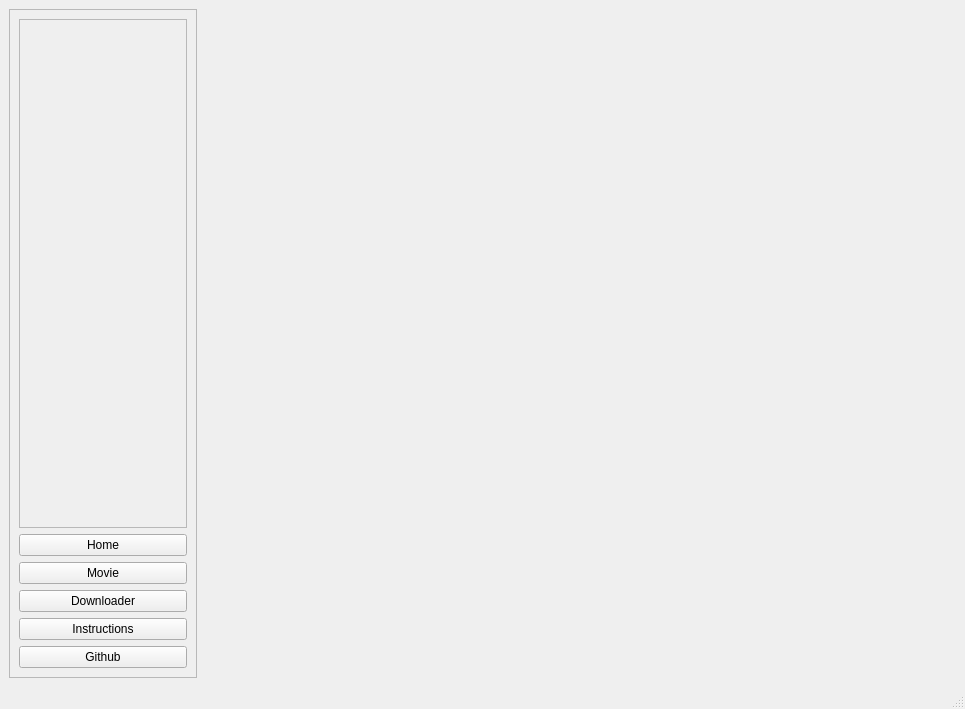
Above: ux.ui from upekshaip/movie-downloader before the change. Below: the same form after it.
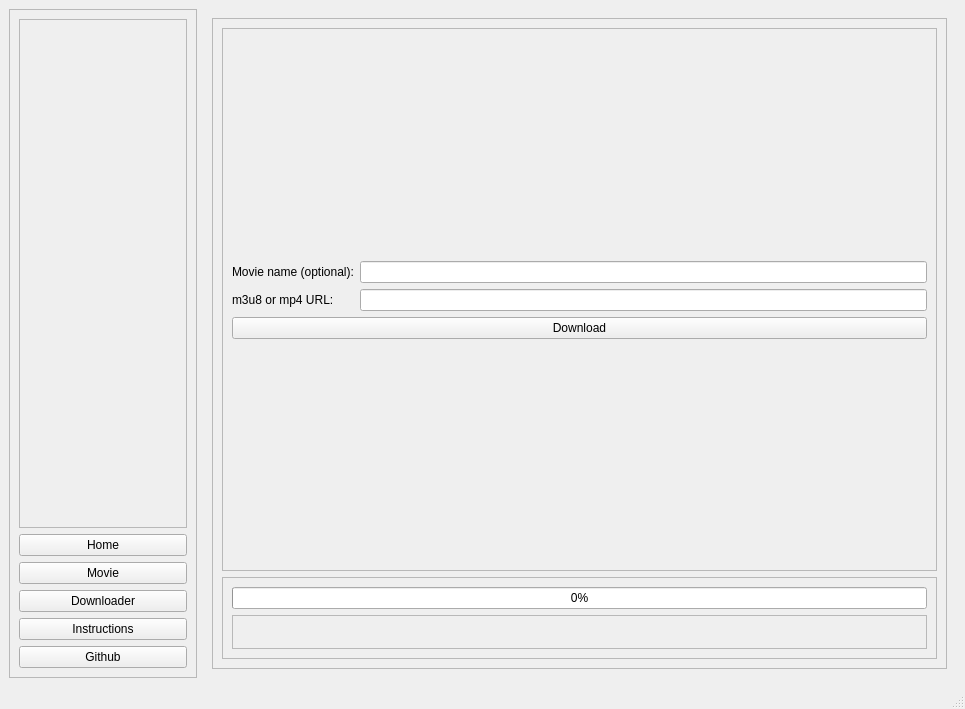
That is the form after the change. The open tabs and pages were chosen to show the change.

The edit to the form file:
```diff
--- a/ux.ui
+++ b/ux.ui
@@ -709,7 +709,102 @@
         </item>
        </layout>
       </widget>
-      <widget class="QWidget" name="downloader_pg"/>
+      <widget class="QWidget" name="downloader_pg">
+       <layout class="QVBoxLayout" name="verticalLayout_8">
+        <item>
+         <widget class="QFrame" name="frame_17">
+          <property name="frameShape">
+           <enum>QFrame::StyledPanel</enum>
+          </property>
+          <property name="frameShadow">
+           <enum>QFrame::Raised</enum>
+          </property>
+          <layout class="QVBoxLayout" name="verticalLayout_10" stretch="1,0">
+           <item>
+            <widget class="QFrame" name="frame_19">
+             <property name="frameShape">
+              <enum>QFrame::StyledPanel</enum>
+             </property>
+             <property name="frameShadow">
+              <enum>QFrame::Raised</enum>
+             </property>
+             <layout class="QFormLayout" name="formLayout_3">
+              <property name="formAlignment">
+               <set>Qt::AlignLeading|Qt::AlignLeft|Qt::AlignVCenter</set>
+              </property>
+              <item row="1" column="0">
+               <widget class="QLabel" name="label_18">
+                <property name="text">
+                 <string>m3u8 or mp4 URL:</string>
+                </property>
+               </widget>
+              </item>
+              <item row="1" column="1">
+               <widget class="QLineEdit" name="download_url"/>
+              </item>
+              <item row="2" column="0" colspan="2">
+               <widget class="QPushButton" name="download_btn">
+                <property name="text">
+                 <string>Download</string>
+                </property>
+               </widget>
+              </item>
+              <item row="0" column="0">
+               <widget class="QLabel" name="label_15">
+                <property name="text">
+                 <string>Movie name (optional):</string>
+                </property>
+               </widget>
+              </item>
+              <item row="0" column="1">
+               <widget class="QLineEdit" name="movie_name_save"/>
+              </item>
+             </layout>
+            </widget>
+           </item>
+           <item>
+            <widget class="QFrame" name="frame_18">
+             <property name="frameShape">
+              <enum>QFrame::StyledPanel</enum>
+             </property>
+             <property name="frameShadow">
+              <enum>QFrame::Raised</enum>
+             </property>
+             <layout class="QVBoxLayout" name="verticalLayout_9">
+              <item>
+               <widget class="QProgressBar" name="progressBar">
+                <property name="value">
+                 <number>0</number>
+                </property>
+               </widget>
+              </item>
+              <item>
+               <widget class="QFrame" name="frame_20">
+                <property name="frameShape">
+                 <enum>QFrame::StyledPanel</enum>
+                </property>
+                <property name="frameShadow">
+                 <enum>QFrame::Raised</enum>
+                </property>
+                <layout class="QFormLayout" name="formLayout_2">
+                 <item row="0" column="0">
+                  <widget class="QLabel" name="progress_text">
+                   <property name="text">
+                    <string/>
+                   </property>
+                  </widget>
+                 </item>
+                </layout>
+               </widget>
+              </item>
+             </layout>
+            </widget>
+           </item>
+          </layout>
+         </widget>
+        </item>
+       </layout>
+      </widget>
       <widget class="QWidget" name="instructions_pg"/>
      </widget>
     </item>
```
Left out of the diff: 2 changed lines with no effect on the pictures.
